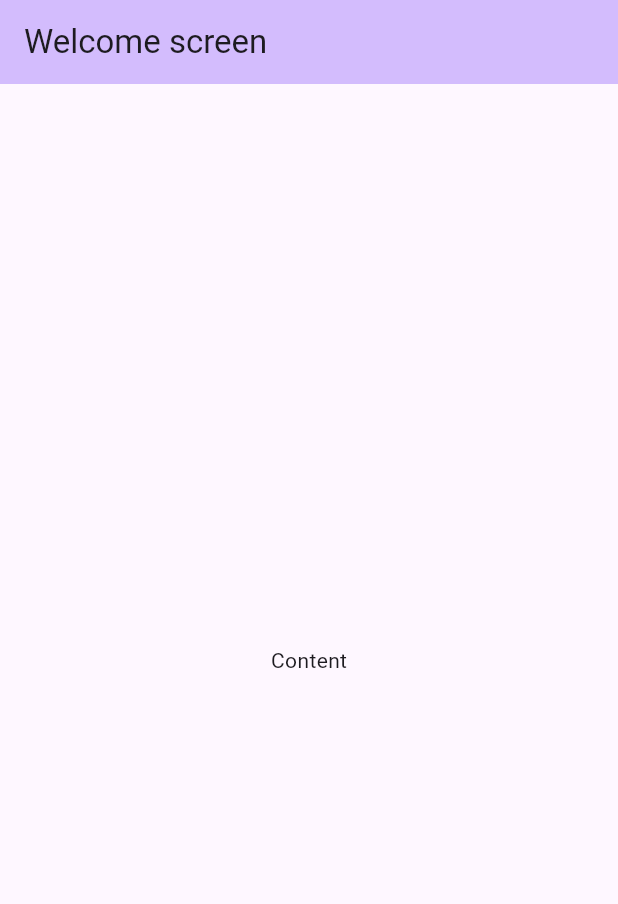
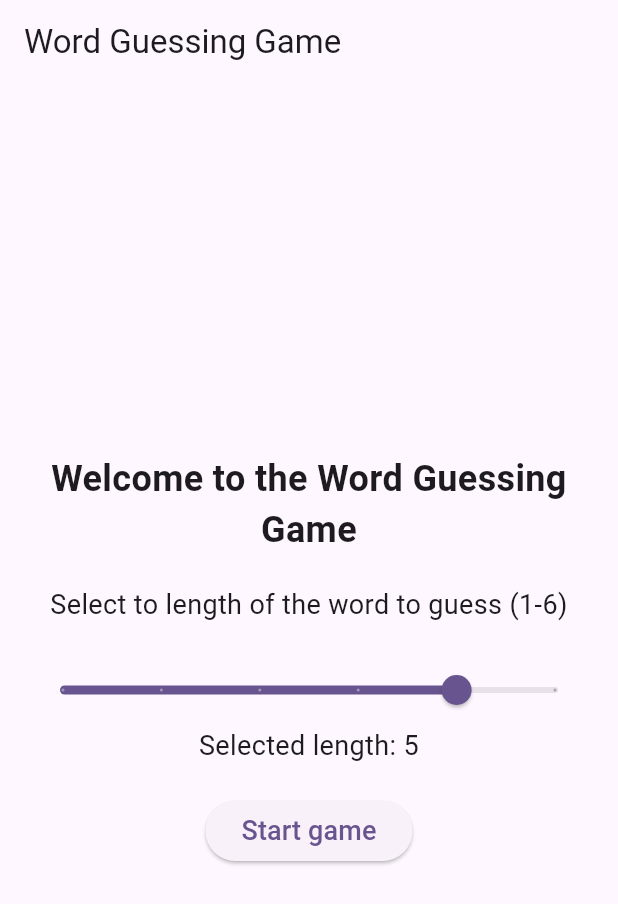
Before and after one commit to ncptuan/guessing_word_game, a Flutter app: the screen it shows after launch, on a phone screen of 412 x 824 dp. Shown: the top 904 px of the screen. Run offline on Flutter 3.47's test engine with Material 3 defaults, Android fonts, the phone set to English and light mode, and no system bars; our stand-ins replace auto_route, flutter_bloc, flutter_easyloading, get_it.

Commit message:
completed welcome screen

```diff
--- /dev/null
+++ b/guess_word_game/lib/app_dependencies.dart
@@ -0,0 +1,12 @@
+import 'package:get_it/get_it.dart';
+import 'package:guess_word_game/bloc/bloc.dart';
+
+class AppDependencies {
+  AppDependencies._();
+
+  static GetIt injector = GetIt.instance;
+
+  static Future initDependencies() async {
+    BlocDependencies.init(injector);
+  }
+}
--- /dev/null
+++ b/guess_word_game/lib/bloc/bloc.dart
@@ -0,0 +1,2 @@
+export 'welcome_screen_bloc/welcome_screen_bloc.dart';
+export 'bloc_dependencies.dart';
--- /dev/null
+++ b/guess_word_game/lib/bloc/bloc_dependencies.dart
@@ -0,0 +1,8 @@
+import 'package:get_it/get_it.dart';
+import 'package:guess_word_game/bloc/welcome_screen_bloc/welcome_screen_bloc.dart';
+
+class BlocDependencies {
+  static void init(GetIt injector) {
+    injector.registerFactory<WelcomeBloc>(() => WelcomeBloc());
+  }
+}
--- /dev/null
+++ b/guess_word_game/lib/bloc/welcome_screen_bloc/welcome_bloc.dart
@@ -0,0 +1,22 @@
+import 'package:guess_word_game/core/core.dart';
+import 'package:guess_word_game/models/model.dart';
+
+class WelcomeBloc extends BaseCubit<WelcomeDataModel, WelcomeDataParam> {
+  WelcomeBloc()
+      : super(
+          InitState(),
+          model: WelcomeDataModel(selectWordLength: 5),
+          param: WelcomeDataParam(),
+        );
+
+  @override
+  void initState() {
+    emit(LoadingState());
+    emit(LoadedState(model, param));
+  }
+
+  void onChangeWordLenth(int value) {
+    model?.selectWordLength = value;
+    emit(LoadedState(model, param));
+  }
+}
--- /dev/null
+++ b/guess_word_game/lib/bloc/welcome_screen_bloc/welcome_screen_bloc.dart
@@ -0,0 +1,2 @@
+export 'welcome_bloc.dart';
+export 'welcome_state.dart';
--- a/guess_word_game/lib/core/base_state.dart
+++ b/guess_word_game/lib/core/base_state.dart
@@ -1 +1,12 @@
 abstract class BaseState {}
+
+class InitState extends BaseState {}
+
+class LoadingState extends BaseState {}
+
+class LoadedState<TModel, TParam> extends BaseState {
+  final TModel model;
+  final TParam param;
+
+  LoadedState(this.model, this.param);
+}
--- /dev/null
+++ b/guess_word_game/lib/models/model.dart
@@ -0,0 +1 @@
+export 'screen_data_model/screen_data_model.dart';
--- /dev/null
+++ b/guess_word_game/lib/models/screen_data_model/screen_data_model.dart
@@ -0,0 +1 @@
+export 'welcome_data_model.dart';
--- /dev/null
+++ b/guess_word_game/lib/models/screen_data_model/welcome_data_model.dart
@@ -0,0 +1,10 @@
+class WelcomeDataModel {
+  int selectWordLength;
+  WelcomeDataModel({
+    required this.selectWordLength,
+  });
+}
+
+class WelcomeDataParam {
+  WelcomeDataParam();
+}
--- a/guess_word_game/lib/screens/welcome_screen.dart
+++ b/guess_word_game/lib/screens/welcome_screen.dart
@@ -1,5 +1,13 @@
 import 'package:auto_route/auto_route.dart';
 import 'package:flutter/material.dart';
+import 'package:flutter_bloc/flutter_bloc.dart';
+import 'package:guess_word_game/app_dependencies.dart';
+import 'package:guess_word_game/bloc/welcome_screen_bloc/welcome_screen_bloc.dart';
+import 'package:guess_word_game/core/core.dart';
+import 'package:guess_word_game/models/screen_data_model/welcome_data_model.dart';
+import 'package:guess_word_game/route/router.gr.dart';
+
+import '../widget/widget.dart';
 
 @RoutePage()
 class WelcomeScreen extends StatefulWidget {
@@ -10,14 +18,93 @@ class WelcomeScreen extends StatefulWidget {
 }
 
 class _WelcomeScreenState extends State<WelcomeScreen> {
+  final WelcomeBloc bloc = AppDependencies.injector.get<WelcomeBloc>();
+
+  @override
+  void initState() {
+    // TODO: implement initState
+    super.initState();
+    bloc.initState();
+  }
+
   @override
   Widget build(BuildContext context) {
+    return BlocConsumer(
+      bloc: bloc,
+      builder: (context, state) {
+        if (state is LoadedState) {
+          return buildContent(context, state);
+        } else {
+          return const CustomLoadingWidget();
+        }
+      },
+      listener: (context, state) {},
+    );
+  }
+
+  Widget buildContent(BuildContext context, LoadedState state) {
+    final model = state.model as WelcomeDataModel;
     return Scaffold(
       appBar: AppBar(
-        backgroundColor: Theme.of(context).colorScheme.inversePrimary,
-        title: Text("Welcome screen"),
+        title: const Text("Word Guessing Game"),
       ),
-      body: Center(child: Text("Content")),
+      body: Padding(
+        padding: const EdgeInsets.all(16),
+        child: Column(
+          crossAxisAlignment: CrossAxisAlignment.center,
+          mainAxisAlignment: MainAxisAlignment.center,
+          children: [
+            const Text(
+              "Welcome to the Word Guessing Game",
+              style: TextStyle(
+                fontSize: 24,
+                fontWeight: FontWeight.bold,
+              ),
+              textAlign: TextAlign.center,
+            ),
+            const SizedBox(
+              height: 20,
+            ),
+            const Text(
+              "Select to length of the word to guess (1-6)",
+              style: TextStyle(fontSize: 18),
+              textAlign: TextAlign.center,
+            ),
+            const SizedBox(
+              height: 20,
+            ),
+            Slider(
+              value: model.selectWordLength.toDouble(),
+              min: 1,
+              max: 6,
+              divisions: 5,
+              onChanged: (double value) {
+                bloc.onChangeWordLenth(value.toInt());
+              },
+            ),
+            Text(
+              "Selected length: ${model.selectWordLength}",
+              style: const TextStyle(fontSize: 18),
+              textAlign: TextAlign.center,
+            ),
+            const SizedBox(
+              height: 20,
+            ),
+            ElevatedButton(
+              onPressed: () {
+                AutoRouter.of(context).push(
+                  ChatRoute(wordLength: model.selectWordLength),
+                );
+              },
+              child: const Text(
+                "Start game",
+                style: TextStyle(fontSize: 18),
+                textAlign: TextAlign.center,
+              ),
+            )
+          ],
+        ),
+      ),
     );
   }
 }
--- /dev/null
+++ b/guess_word_game/lib/widget/widget.dart
@@ -0,0 +1 @@
+export 'custom_loading_widget.dart';
--- a/guess_word_game/pubspec.yaml
+++ b/guess_word_game/pubspec.yaml
@@ -38,6 +38,7 @@ dependencies:
   flutter_bloc: ^8.1.6
   flutter_easyloading: ^3.0.5
   auto_route: ^9.2.2
+  get_it: ^8.0.0
 
 dev_dependencies:
   flutter_test:
```
Also changed, not shown: guess_word_game/lib/main.dart (+12 -75 lines), guess_word_game/lib/screens/chat_screen.dart (+13 -4 lines), guess_word_game/lib/widget/custom_loading_widget.dart (added, +16 -0 lines), guess_word_game/lib/bloc/welcome_screen_bloc/welcome_state.dart (added), guess_word_game/lib/route/router.gr.dart, guess_word_game/pubspec.lock.
